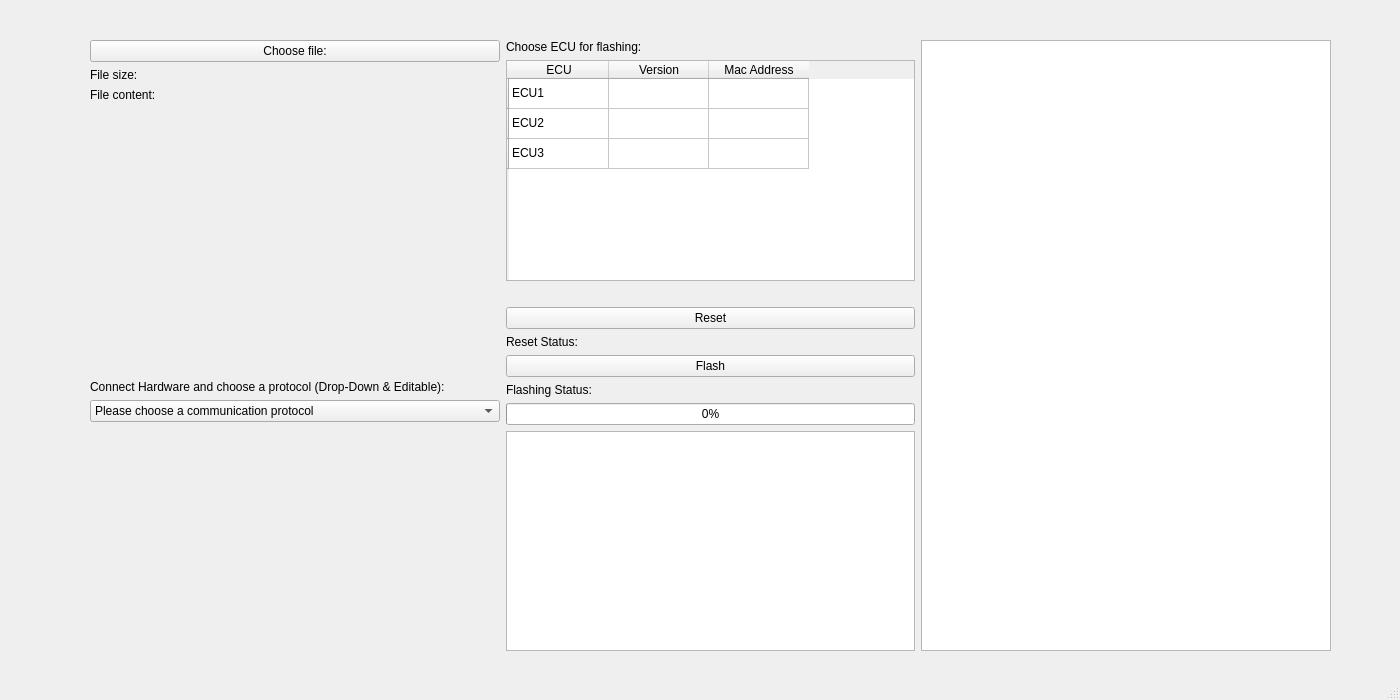
This is WINDOWS_GUI/mainwindow.ui in amosproj/amos2024ss07-updating-flash-boot-loader as Qt 5 draws it before an edit. The edited form follows.
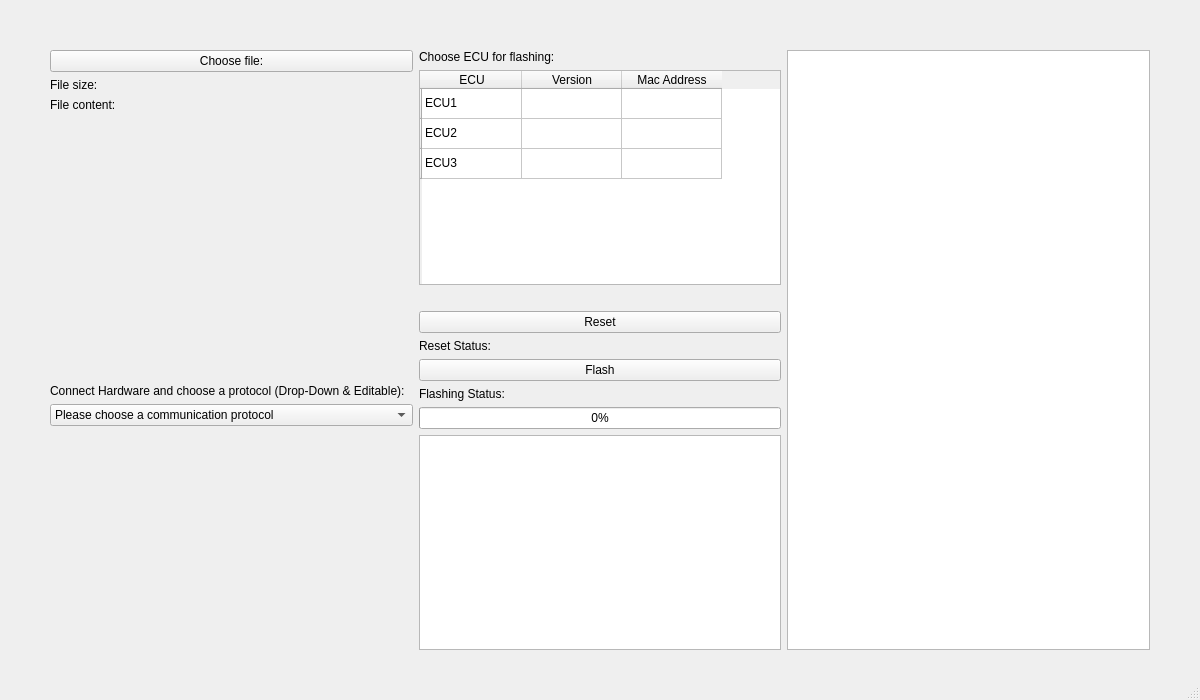
This is the edited form.

Commit message: #68 Change the window width to 1200

The edit to the form file:
```diff
--- a/WINDOWS_GUI/mainwindow.ui
+++ b/WINDOWS_GUI/mainwindow.ui
@@ -6,7 +6,7 @@
    <rect>
     <x>0</x>
     <y>0</y>
-    <width>1400</width>
+    <width>1200</width>
     <height>700</height>
    </rect>
   </property>
@@ -17,10 +17,10 @@
    <widget class="QWidget" name="horizontalLayoutWidget">
     <property name="geometry">
      <rect>
-      <x>90</x>
-      <y>40</y>
-      <width>1241</width>
-      <height>611</height>
+      <x>50</x>
+      <y>50</y>
+      <width>1100</width>
+      <height>600</height>
      </rect>
     </property>
     <layout class="QHBoxLayout" name="horizontalLayout">
```
